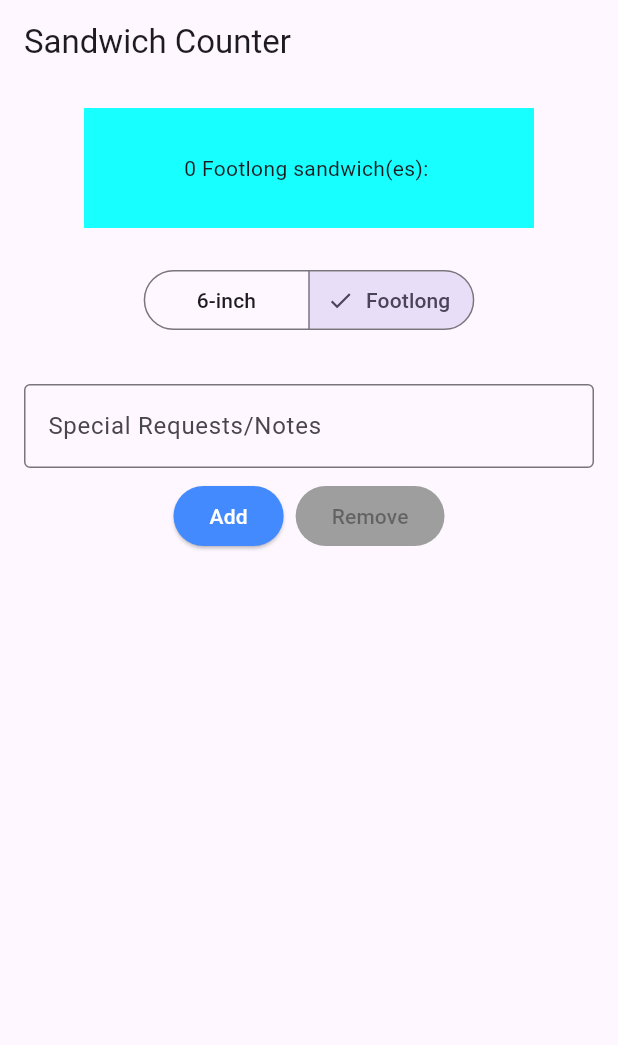
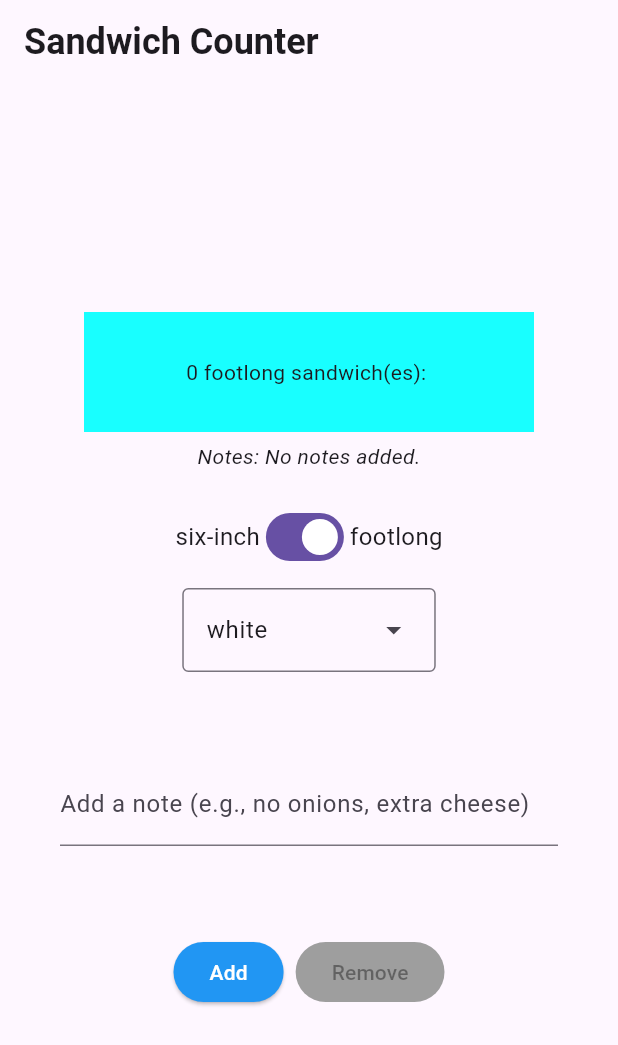
Before and after one commit to AbigailHinchliffe/sandwich, a Flutter app: the screen it shows after launch, after a tap on "Add", after a tap on "Remove", on a phone screen of 412 x 824 dp. Shown: the top 1045 px of the screen. Run offline on Flutter 3.47's test engine with Material 3 defaults, Android fonts, the light colour scheme and no system bars.

Commit message:
Reformatted, fixed wk4 bugs.

```diff
--- a/lib/app_styles.dart
+++ /dev/null
@@ -1,10 +0,0 @@
-import 'package:flutter/material.dart';
-
-const TextStyle normalText = TextStyle(
-  fontSize: 16,
-);
-
-const heading1 = TextStyle(
-  fontSize: 24,
-  fontWeight: FontWeight.bold,
-);
--- a/lib/main.dart
+++ b/lib/main.dart
@@ -1,4 +1,8 @@
 import 'package:flutter/material.dart';
+import 'package:sandwich/views/app_styles.dart';
+import 'package:sandwich/repositories/order_repository.dart';
+
+enum BreadType { white, wheat, multigrain, sourdough, wholemeal }
 
 void main() {
   runApp(const App());
@@ -28,23 +32,18 @@ class OrderScreen extends StatefulWidget {
 }
 
 class _OrderScreenState extends State<OrderScreen> {
-  int _quantity = 0;
+  late final OrderRepository _orderRepository;
   final TextEditingController _notesController = TextEditingController();
-  String _notes = '';
+  bool _isFootlong = true;
+  BreadType _selectedBreadType = BreadType.white;
 
-  final List<String> _sizes = ['6-inch', 'Footlong'];
-  String _selectedSize = 'Footlong';
-
-  void _increaseQuantity() {
-    if (_quantity < widget.maxQuantity) {
-      setState(() => _quantity++);
-    }
-  }
-
-  void _decreaseQuantity() {
-    if (_quantity > 0) {
-      setState(() => _quantity--);
-    }
+  @override
+  void initState() {
+    super.initState();
+    _orderRepository = OrderRepository(maxQuantity: widget.maxQuantity);
+    _notesController.addListener(() {
+      setState(() {});
+    });
   }
 
   @override
@@ -53,66 +52,119 @@ class _OrderScreenState extends State<OrderScreen> {
     super.dispose();
   }
 
+  VoidCallback? _getIncreaseCallback() {
+    if (_orderRepository.canIncrement) {
+      return () => setState(_orderRepository.increment);
+    }
+    return null;
+  }
+
+  VoidCallback? _getDecreaseCallback() {
+    if (_orderRepository.canDecrement) {
+      return () => setState(_orderRepository.decrement);
+    }
+    return null;
+  }
+
+  void _onSandwichTypeChanged(bool value) {
+    setState(() => _isFootlong = value);
+  }
+
+  void _onBreadTypeSelected(BreadType? value) {
+    if (value != null) {
+      setState(() => _selectedBreadType = value);
+    }
+  }
+
+  List<DropdownMenuEntry<BreadType>> _buildDropdownEntries() {
+    List<DropdownMenuEntry<BreadType>> entries = [];
+    for (BreadType bread in BreadType.values) {
+      DropdownMenuEntry<BreadType> newEntry = DropdownMenuEntry<BreadType>(
+        value: bread,
+        label: bread.name,
+      );
+      entries.add(newEntry);
+    }
+    return entries;
+  }
+
   @override
   Widget build(BuildContext context) {
+    String sandwichType = 'footlong';
+    if (!_isFootlong) {
+      sandwichType = 'six-inch';
+    }
+
+    String noteForDisplay;
+    if (_notesController.text.isEmpty) {
+      noteForDisplay = 'No notes added.';
+    } else {
+      noteForDisplay = _notesController.text;
+    }
+
     return Scaffold(
       appBar: AppBar(
-        title: const Text('Sandwich Counter'),
+        title: const Text(
+          'Sandwich Counter',
+          style: heading1,
+        ),
       ),
-      body: Padding(
-        padding: const EdgeInsets.only(top: 16.0),
+      body: Center(
         child: Column(
-          mainAxisAlignment: MainAxisAlignment.start,
+          mainAxisAlignment: MainAxisAlignment.center,
           children: <Widget>[
+            OrderItemDisplay(
+              _orderRepository.quantity,
+              sandwichType,
+              _selectedBreadType,
+              noteForDisplay,
+            ),
+            const SizedBox(height: 20),
             Row(
-              mainAxisAlignment: MainAxisAlignment.spaceEvenly,
+              mainAxisAlignment: MainAxisAlignment.center,
               children: [
-                OrderItemDisplay(_quantity, _selectedSize, _notes),
-                //OrderItemDisplay(_quantity, 'Panini', _notes),
-                //OrderItemDisplay(_quantity, 'Wrap', _notes),
+                const Text('six-inch', style: normalText),
+                Switch(
+                  value: _isFootlong,
+                  onChanged: _onSandwichTypeChanged,
+                ),
+                const Text('footlong', style: normalText),
               ],
             ),
-            const SizedBox(height: 16.0),
+            const SizedBox(height: 10),
+            DropdownMenu<BreadType>(
+              textStyle: normalText,
+              initialSelection: _selectedBreadType,
+              onSelected: _onBreadTypeSelected,
+              dropdownMenuEntries: _buildDropdownEntries(),
+            ),
+            const SizedBox(height: 20),
             Padding(
-              padding: const EdgeInsets.symmetric(horizontal: 16.0, vertical: 8.0),
-              child: SegmentedButton<String>(
-                segments: <ButtonSegment<String>>[
-                  for (final s in _sizes) ButtonSegment(value: s, label: Text(s)),
-                ],
-                selected: <String>{_selectedSize},
-                onSelectionChanged: (Set<String> newSelection){
-                  setState(() {
-                    _selectedSize = newSelection.first;
-                  });
-                },
+              padding: const EdgeInsets.all(40.0),
+              child: TextField(
+                key: const Key('notes_textfield'),
+                controller: _notesController,
+                decoration: const InputDecoration(
+                  labelText: 'Add a note (e.g., no onions, extra cheese)',
+                ),
               ),
             ),
-            const SizedBox(height: 16.0),
-            Padding(
-              padding: const EdgeInsets.symmetric(horizontal: 16.0, vertical: 8.0),
-              child: TextField(
-                controller: _notesController,
-                decoration: const InputDecoration(
-                  labelText: 'Special Requests/Notes',
-                  hintText: 'e.g. No onions, extra cheese',
-                  border: OutlineInputBorder(),
-                ),
-                onChanged: (v) => setState(() => _notes = v),
-              ),
-            ),
+            const SizedBox(height: 20),
             Row(
               mainAxisAlignment: MainAxisAlignment.center,
               children: [
                 StyledButton(
+                  onPressed: _getIncreaseCallback(),
+                  icon: Icons.add,
                   label: 'Add',
-                  onPressed: _quantity < widget.maxQuantity ? _increaseQuantity : null,
-                  colour: Colors.blueAccent,
+                  colour: Colors.blue,
                 ),
-                const SizedBox(width: 8.0),
+                const SizedBox(width: 8),
                 StyledButton(
+                  onPressed: _getDecreaseCallback(),
+                  icon: Icons.remove,
                   label: 'Remove',
-                  onPressed: _quantity > 0 ? _decreaseQuantity : null,
-                  colour: Colors.redAccent,
+                  colour: Colors.red,
                 ),
               ],
             ),
@@ -127,8 +179,9 @@ class StyledButton extends StatelessWidget {
   final String label;
   final VoidCallback? onPressed;
   final Color colour;
+  final IconData? icon;
 
-  const StyledButton({required this.label, required this.onPressed, required this.colour, super.key});
+  const StyledButton({required this.label, required this.onPressed, required this.colour, this.icon, super.key});
   @override
   Widget build(BuildContext context) {
     return ElevatedButton(
@@ -147,9 +200,10 @@ class StyledButton extends StatelessWidget {
 class OrderItemDisplay extends StatelessWidget {
   final int quantity;
   final String itemType;
+  final BreadType? breadType;
   final String notes;
 
-  const OrderItemDisplay(this.quantity, this.itemType, this.notes, {super.key});
+  const OrderItemDisplay(this.quantity, this.itemType, this.breadType, this.notes, {super.key});
 
   @override
   Widget build(BuildContext context) {
--- /dev/null
+++ b/lib/repositories/order_repository.dart
@@ -0,0 +1,23 @@
+class OrderRepository {
+  int _quantity = 0;
+  final int maxQuantity;
+
+  OrderRepository({required this.maxQuantity});
+
+  int get quantity => _quantity;
+
+  bool get canIncrement => _quantity < maxQuantity;
+  bool get canDecrement => _quantity > 0;
+
+  void increment() {
+    if (canIncrement) {
+      _quantity++;
+    }
+  }
+
+  void decrement() {
+    if (canDecrement) {
+      _quantity--;
+    }
+  }
+}
```
